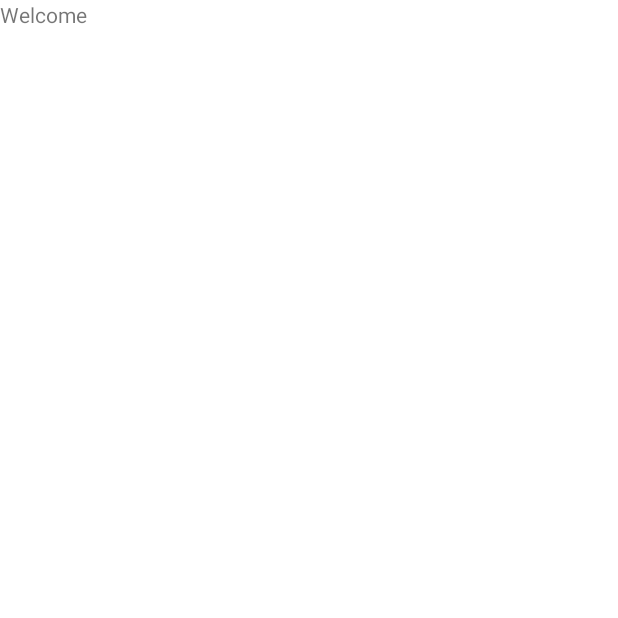
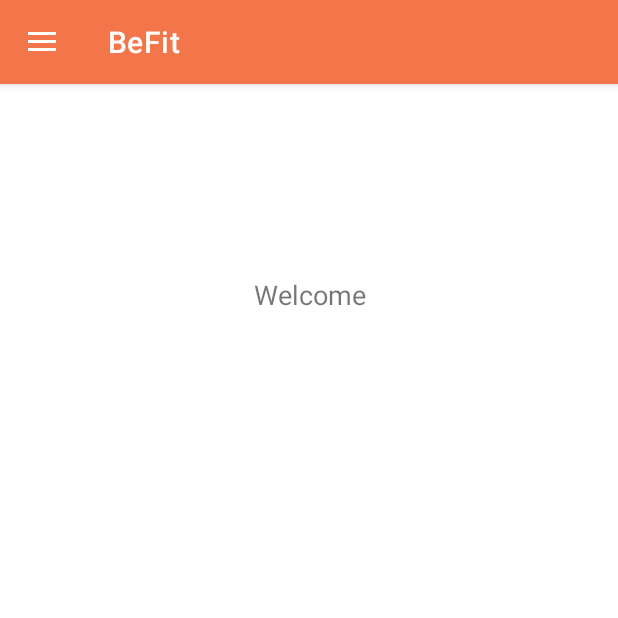
Before and after one commit to Nishant-nj2000/BeFit-Health_and_Fitness_App, an Android app: the Dashboard_User screen opened directly, with no data from a screen before it, on a phone screen of 412 x 824 dp, the top half of it. Before the commit the part shown is almost empty. Run offline under Robolectric (Android 15) with nearby library versions, the phone set to English and light mode, and no system bars.

Commit message:
navigation drawer

```diff
--- a/app/build.gradle
+++ b/app/build.gradle
@@ -35,8 +35,7 @@ dependencies {
     implementation 'com.scwang.wave:MultiWaveHeader:1.0.0'
     implementation 'com.google.android.material:material:1.3.0'
     implementation 'androidx.constraintlayout:constraintlayout:2.1.0'
-    implementation 'com.google.firebase:firebase-auth:19.2.0'
-    implementation 'com.google.firebase:firebase-database:19.2.1'
+    implementation 'com.google.android.material:material:1.3.0-alpha03'
     testImplementation 'junit:junit:4.+'
     androidTestImplementation 'androidx.test.ext:junit:1.1.3'
     androidTestImplementation 'androidx.test.espresso:espresso-core:3.4.0'
--- a/app/src/main/java/com/example/befit_healthandfitnessapplication/Dashboard_User.java
+++ b/app/src/main/java/com/example/befit_healthandfitnessapplication/Dashboard_User.java
@@ -1,17 +1,49 @@
 package com.example.befit_healthandfitnessapplication;
 
+import androidx.annotation.NonNull;
+import androidx.appcompat.app.ActionBarDrawerToggle;
 import androidx.appcompat.app.AppCompatActivity;
+import androidx.drawerlayout.widget.DrawerLayout;
 
 import android.os.Bundle;
+import android.view.MenuItem;
 import android.view.Window;
 
 public class Dashboard_User extends AppCompatActivity {
 
+    public DrawerLayout drawerLayout;
+    public ActionBarDrawerToggle actionBarDrawerToggle;
+
     @Override
     protected void onCreate(Bundle savedInstanceState) {
         super.onCreate(savedInstanceState);
-        requestWindowFeature(Window.FEATURE_NO_TITLE);
-        getSupportActionBar().hide();
         setContentView(R.layout.activity_dashboard_user);
+
+        // drawer layout instance to toggle the menu icon to open
+        // drawer and back button to close drawer
+        drawerLayout = findViewById(R.id.my_drawer_layout);
+        actionBarDrawerToggle = new ActionBarDrawerToggle(this, drawerLayout, R.string.nav_open, R.string.nav_close);
+
+        // pass the Open and Close toggle for the drawer layout listener
+        // to toggle the button
+        drawerLayout.addDrawerListener(actionBarDrawerToggle);
+        actionBarDrawerToggle.syncState();
+
+        // to make the Navigation drawer icon always appear on the action bar
+        getSupportActionBar().setDisplayHomeAsUpEnabled(true);
+    }
+
+    // override the onOptionsItemSelected()
+    // function to implement
+    // the item click listener callback
+    // to open and close the navigation
+    // drawer when the icon is clicked
+    @Override
+    public boolean onOptionsItemSelected(@NonNull MenuItem item) {
+
+        if (actionBarDrawerToggle.onOptionsItemSelected(item)) {
+            return true;
+        }
+        return super.onOptionsItemSelected(item);
     }
 }
--- a/app/src/main/java/com/example/befit_healthandfitnessapplication/MainActivity.java
+++ b/app/src/main/java/com/example/befit_healthandfitnessapplication/MainActivity.java
@@ -15,11 +15,6 @@ import android.widget.EditText;
 import android.widget.ProgressBar;
 import android.widget.TextView;
 import android.widget.Toast;
-
-import com.google.android.gms.tasks.OnCompleteListener;
-import com.google.android.gms.tasks.Task;
-import com.google.firebase.auth.AuthResult;
-import com.google.firebase.auth.FirebaseAuth;
 
 import java.util.regex.Pattern;
 
--- a/app/src/main/res/layout/activity_dashboard_user.xml
+++ b/app/src/main/res/layout/activity_dashboard_user.xml
@@ -1,13 +1,37 @@
 <?xml version="1.0" encoding="utf-8"?>
-<androidx.constraintlayout.widget.ConstraintLayout xmlns:android="http://schemas.android.com/apk/res/android"
+
+<!--the root view must be the DrawerLayout-->
+<androidx.drawerlayout.widget.DrawerLayout
+    xmlns:android="http://schemas.android.com/apk/res/android"
     xmlns:app="http://schemas.android.com/apk/res-auto"
     xmlns:tools="http://schemas.android.com/tools"
+    android:id="@+id/my_drawer_layout"
     android:layout_width="match_parent"
     android:layout_height="match_parent"
-    tools:context=".Dashboard_User">
+    tools:context=".MainActivity"
+    tools:ignore="HardcodedText">
 
-    <TextView
+    <LinearLayout
         android:layout_width="match_parent"
+        android:layout_height="match_parent">
+
+        <TextView
+            android:layout_width="match_parent"
+            android:layout_height="wrap_content"
+            android:layout_marginTop="128dp"
+            android:gravity="center"
+            android:text="Welcome"
+            android:textSize="18sp" />
+
+    </LinearLayout>
+
+    <!--this the navigation view which draws
+        and shows the navigation drawer-->
+    <!--include the menu created in the menu folder-->
+    <com.google.android.material.navigation.NavigationView
+        android:layout_width="wrap_content"
         android:layout_height="match_parent"
-        android:text="Welcome"></TextView>
-</androidx.constraintlayout.widget.ConstraintLayout>
+        android:layout_gravity="start"
+        app:menu="@menu/navigation_menu" />
+
+</androidx.drawerlayout.widget.DrawerLayout>
--- a/app/src/main/res/layout/activity_main.xml
+++ b/app/src/main/res/layout/activity_main.xml
@@ -139,6 +139,7 @@
         android:visibility="invisible"
         app:layout_constraintTop_toBottomOf="@id/forgotPassword"
         android:layout_marginTop="50dp"
+        android:layout_marginLeft="50dp"
         tools:ignore="MissingConstraints"
         tools:layout_editor_absoluteX="181dp" />
 
--- /dev/null
+++ b/app/src/main/res/menu/navigation_menu.xml
@@ -0,0 +1,23 @@
+<?xml version="1.0" encoding="utf-8"?>
+<menu xmlns:android="http://schemas.android.com/apk/res/android"
+    xmlns:tools="http://schemas.android.com/tools"
+    tools:ignore="HardcodedText">
+
+    <item
+        android:id="@+id/nav_training_plans"
+        android:title="Training Plans" />
+
+    <item
+        android:id="@+id/nav_Report"
+        android:title="Reports" />
+
+    <item
+        android:id="@+id/nav_Reminder"
+        android:title="Reminder"
+        />
+
+    <item
+        android:id="@+id/nav_logout"
+        android:title="Logout"
+        />
+</menu>
--- a/app/src/main/res/values/strings.xml
+++ b/app/src/main/res/values/strings.xml
@@ -4,4 +4,5 @@
     <string name="forgot_password">Forgot Password ?</string>
     <string name="login_button">Already have an account?<b> SignIn Here</b></string>
     <string name="goback"><b>← Go Back</b></string>
+
 </resources>
--- a/app/src/main/res/values/style.xml
+++ b/app/src/main/res/values/style.xml
@@ -12,4 +12,8 @@
         <item name="android:button">@drawable/checkbox_selector</item>
         <item name="android:background">@android:color/transparent</item>
     </style>
+    <!--to toggle the open close button
+        of the navigation drawer-->
+    <string name="nav_open">Open</string>
+    <string name="nav_close">Close</string>
 </resources>
```
Also changed, not shown: app/src/main/java/com/example/befit_healthandfitnessapplication/Register.java (+0 -7 lines).
